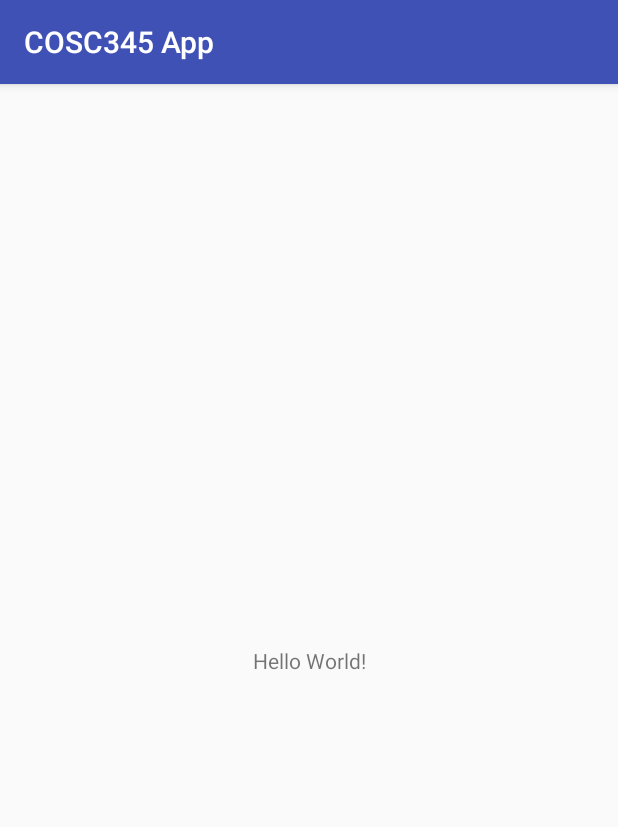
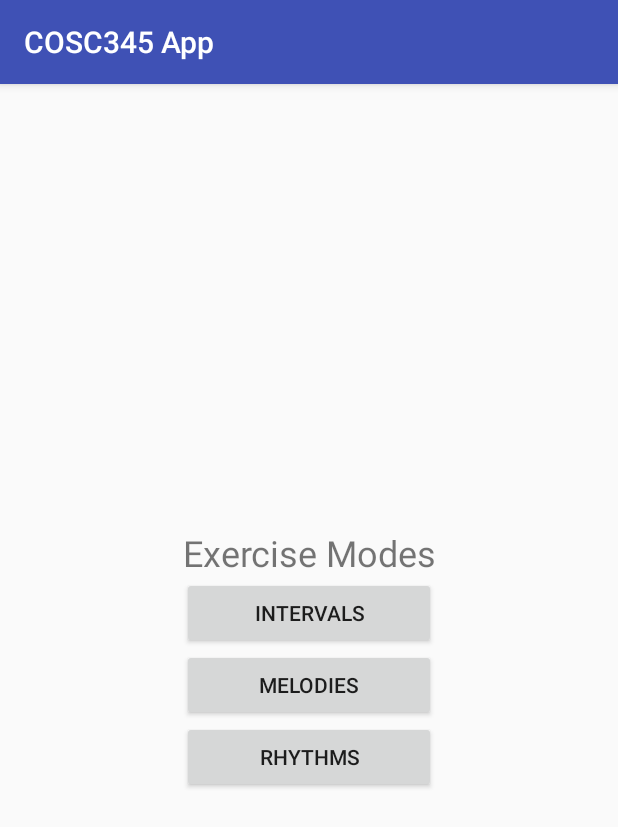
Before and after one commit to AnthonyDickson/AuralLearner, an Android app: the screen it shows after launch (MainActivity), on a phone screen of 412 x 824 dp. Shown: the top 827 px of the screen. Run offline under Robolectric (Android 15) with nearby library versions, the phone set to English and light mode, and no system bars.

Commit message:
add basic menu structure

```diff
--- a/android/app/src/main/java/com/dican732/cosc345app/MainActivity.java
+++ b/android/app/src/main/java/com/dican732/cosc345app/MainActivity.java
@@ -1,7 +1,10 @@
 package com.dican732.cosc345app;
 
+import android.content.Intent;
 import android.support.v7.app.AppCompatActivity;
 import android.os.Bundle;
+import android.view.View;
+import android.widget.Button;
 
 public class MainActivity extends AppCompatActivity {
 
@@ -9,5 +12,24 @@ public class MainActivity extends AppCompatActivity {
     protected void onCreate(Bundle savedInstanceState) {
         super.onCreate(savedInstanceState);
         setContentView(R.layout.activity_main);
+
+        setupMenuButtons();
+    }
+
+    private void setupMenuButtons() {
+        setupMenuButton(R.id.intervalsMenuBtn, IntervalsMenu.class);
+        setupMenuButton(R.id.melodiesMenuBtn, MelodiesMenu.class);
+        setupMenuButton(R.id.rhythmsMenuBtn, RhythmsMenu.class);
+    }
+
+    private void setupMenuButton(int btnResourceId, final Class<?> activityToOpen) {
+        Button btn = findViewById(btnResourceId);
+        btn.setOnClickListener(new View.OnClickListener() {
+            @Override
+            public void onClick(View v) {
+                /* TODO: Add slide left animations for when switching between activities. */
+                startActivity(new Intent(MainActivity.this, activityToOpen));
+            }
+        });
     }
 }
--- a/android/app/src/main/res/layout/activity_main.xml
+++ b/android/app/src/main/res/layout/activity_main.xml
@@ -6,13 +6,45 @@
     android:layout_height="match_parent"
     tools:context=".MainActivity">
 
-    <TextView
+    <LinearLayout
+        android:id="@+id/mainMenuLayout"
         android:layout_width="wrap_content"
         android:layout_height="wrap_content"
-        android:text="Hello World!"
+        android:layout_marginBottom="8dp"
+        android:layout_marginEnd="8dp"
+        android:layout_marginLeft="8dp"
+        android:layout_marginRight="8dp"
+        android:layout_marginStart="8dp"
+        android:layout_marginTop="8dp"
+        android:orientation="vertical"
         app:layout_constraintBottom_toBottomOf="parent"
-        app:layout_constraintLeft_toLeftOf="parent"
-        app:layout_constraintRight_toRightOf="parent"
-        app:layout_constraintTop_toTopOf="parent" />
+        app:layout_constraintEnd_toEndOf="parent"
+        app:layout_constraintStart_toStartOf="parent"
+        app:layout_constraintTop_toTopOf="parent">
 
+        <TextView
+            android:layout_width="match_parent"
+            android:layout_height="wrap_content"
+            android:gravity="center"
+            android:text="@string/mainMenuText"
+            android:textSize="24sp" />
+
+        <Button
+            android:id="@+id/intervalsMenuBtn"
+            android:layout_width="match_parent"
+            android:layout_height="wrap_content"
+            android:text="@string/intervalMenuBtn" />
+
+        <Button
+            android:id="@+id/melodiesMenuBtn"
+            android:layout_width="match_parent"
+            android:layout_height="wrap_content"
+            android:text="@string/melodiesMenuBtn" />
+
+        <Button
+            android:id="@+id/rhythmsMenuBtn"
+            android:layout_width="match_parent"
+            android:layout_height="wrap_content"
+            android:text="@string/rhythmsMenuBtn" />
+    </LinearLayout>
 </android.support.constraint.ConstraintLayout>
--- a/android/app/src/main/res/values/strings.xml
+++ b/android/app/src/main/res/values/strings.xml
@@ -1,3 +1,7 @@
 <resources>
     <string name="app_name">COSC345 App</string>
+    <string name="mainMenuText">Exercise Modes</string>
+    <string name="intervalMenuBtn">intervals</string>
+    <string name="melodiesMenuBtn">Melodies</string>
+    <string name="rhythmsMenuBtn">Rhythms</string>
 </resources>
```
Also changed, not shown: android/app/src/main/AndroidManifest.xml (+19 -0 lines), android/app/src/main/java/com/dican732/cosc345app/IntervalsMenu.java (added, +27 -0 lines), android/app/src/main/java/com/dican732/cosc345app/MelodiesMenu.java (added, +27 -0 lines), android/app/src/main/java/com/dican732/cosc345app/RhythmsMenu.java (added, +27 -0 lines), android/app/src/main/res/layout/activity_intervals_menu.xml (added, +9 -0 lines), android/app/src/main/res/layout/activity_melodies_menu.xml (added, +9 -0 lines), android/app/src/main/res/layout/activity_rhythms_menu.xml (added, +9 -0 lines).
